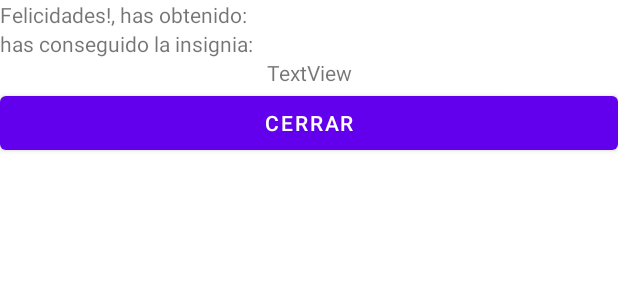
After one commit to iaogt/meconectojava, an Android app: the layout modal_logro1.xml on its own in the app's theme, with its tools: preview values and no code run, on a phone screen of 412 x 824 dp. The commit adds this screen. Shown: the top 300 px of the screen. Run offline under Robolectric (Android 15) with nearby library versions, the phone set to English and light mode, and no system bars.

Commit message:
Se evalúan los logros y se actualiza la data del usuario

```diff
--- a/app/src/main/java/com/meconecto/data/Categoria.java
+++ b/app/src/main/java/com/meconecto/data/Categoria.java
@@ -2,6 +2,7 @@ package com.meconecto.data;
 
 import java.io.Serializable;
 import java.util.ArrayList;
+import java.util.Collections;
 import java.util.HashMap;
 import java.util.List;
 import java.util.Map;
--- /dev/null
+++ b/app/src/main/res/layout/modal_logro1.xml
@@ -0,0 +1,41 @@
+<?xml version="1.0" encoding="utf-8"?>
+<RelativeLayout xmlns:android="http://schemas.android.com/apk/res/android"
+    xmlns:app="http://schemas.android.com/apk/res-auto"
+    android:layout_width="match_parent"
+    android:layout_height="wrap_content">
+
+
+    <LinearLayout
+        android:layout_width="match_parent"
+        android:layout_height="match_parent"
+        android:orientation="vertical">
+
+        <TextView
+            android:id="@+id/textView7"
+            android:layout_width="wrap_content"
+            android:layout_height="wrap_content"
+            android:text="@string/txtFelicidades"
+            android:textAlignment="center" />
+
+        <TextView
+            android:id="@+id/textView8"
+            android:layout_width="wrap_content"
+            android:layout_height="wrap_content"
+            android:text="@string/txtHasConseguido"
+            android:textAlignment="center" />
+
+        <TextView
+            android:id="@+id/nomLogro"
+            android:layout_width="match_parent"
+            android:layout_height="wrap_content"
+            android:text="TextView"
+            android:textAlignment="center" />
+
+        <Button
+            android:id="@+id/button"
+            android:layout_width="match_parent"
+            android:layout_height="wrap_content"
+            android:text="@string/txtCerrar" />
+    </LinearLayout>
+
+</RelativeLayout>
--- a/app/src/main/res/values/strings.xml
+++ b/app/src/main/res/values/strings.xml
@@ -33,4 +33,5 @@
     <string name="txtNopuntos">No lograste puntos</string>
     <string name="meconecto">Meconecto</string>
     <string name="tools">Tools</string>
+    <string name="txtHasConseguido">has conseguido la insignia:</string>
 </resources>
```
Also changed, not shown: app/src/main/java/com/meconecto/FirstFragment.java (+14 -4 lines), app/src/main/java/com/meconecto/ListaDinamicas.java (+42 -0 lines), app/src/main/java/com/meconecto/data/UserGameData.java (+48 -2 lines), app/src/main/java/com/meconecto/ui/modals/Modal3.java (added, +50 -0 lines).
